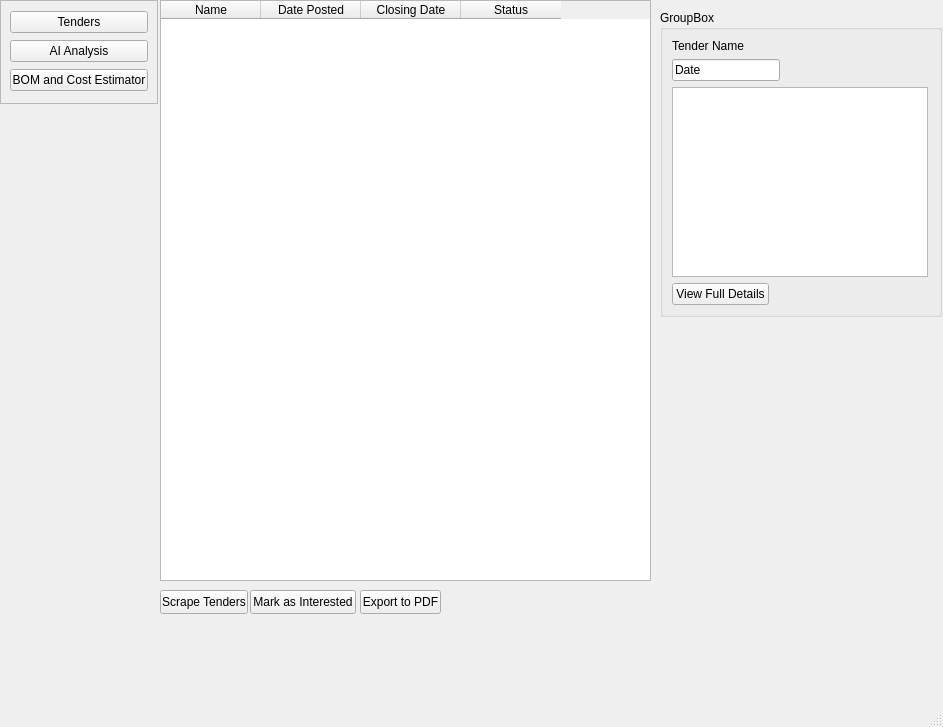
zackkinsman/sheet_metal_scraper, file UI/Tender.ui: the form before one commit.
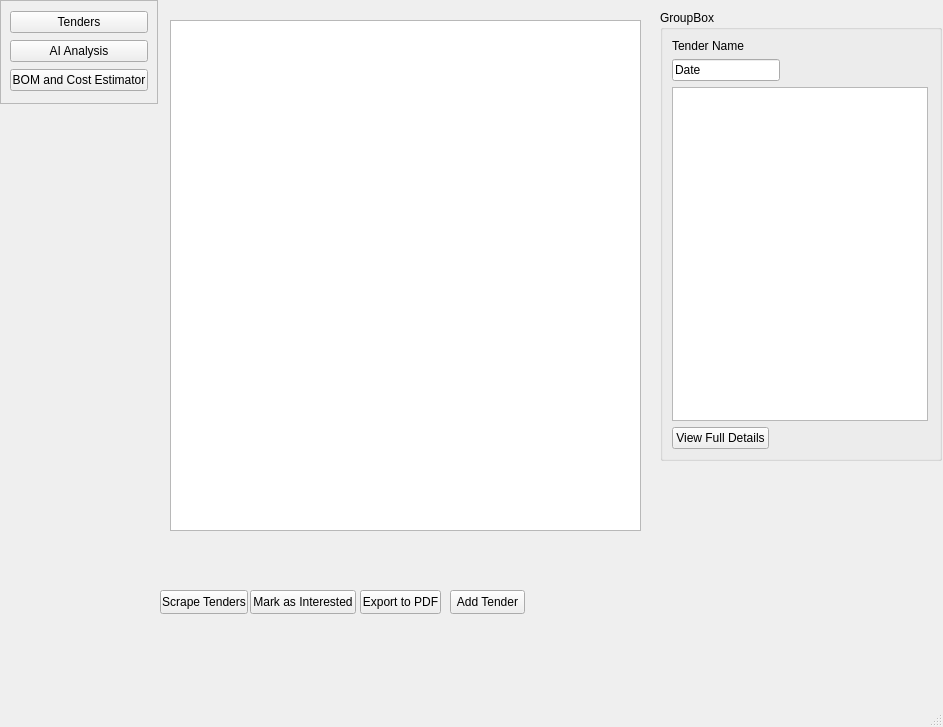
The form after the commit.

Commit message: feat: update tender database schema and UI components for enhanced functionality

The edit to the form file:
```diff
--- a/UI/Tender.ui
+++ b/UI/Tender.ui
@@ -59,43 +59,13 @@
      </item>
     </layout>
    </widget>
-   <widget class="QTableWidget" name="TendeList">
-    <property name="geometry">
-     <rect>
-      <x>160</x>
-      <y>0</y>
-      <width>491</width>
-      <height>581</height>
-     </rect>
-    </property>
-    <column>
-     <property name="text">
-      <string>Name</string>
-     </property>
-    </column>
-    <column>
-     <property name="text">
-      <string>Date Posted</string>
-     </property>
-    </column>
-    <column>
-     <property name="text">
-      <string>Closing Date</string>
-     </property>
-    </column>
-    <column>
-     <property name="text">
-      <string>Status</string>
-     </property>
-    </column>
-   </widget>
    <widget class="QGroupBox" name="TenderDetails">
     <property name="geometry">
      <rect>
       <x>660</x>
       <y>10</y>
       <width>282</width>
-      <height>307</height>
+      <height>451</height>
      </rect>
     </property>
     <property name="title">
@@ -167,6 +137,29 @@
      <string>Export to PDF</string>
     </property>
    </widget>
+   <widget class="QTableView" name="TenderList">
+    <property name="geometry">
+     <rect>
+      <x>170</x>
+      <y>20</y>
+      <width>471</width>
+      <height>511</height>
+     </rect>
+    </property>
+   </widget>
+   <widget class="QPushButton" name="AddTenderButton">
+    <property name="geometry">
+     <rect>
+      <x>450</x>
+      <y>590</y>
+      <width>75</width>
+      <height>24</height>
+     </rect>
+    </property>
+    <property name="text">
+     <string>Add Tender</string>
+    </property>
+   </widget>
   </widget>
   <widget class="QMenuBar" name="menubar">
    <property name="geometry">
```
Left out of the diff: 2 changed lines with no effect on the pictures. The commit also changes 33 other files.
